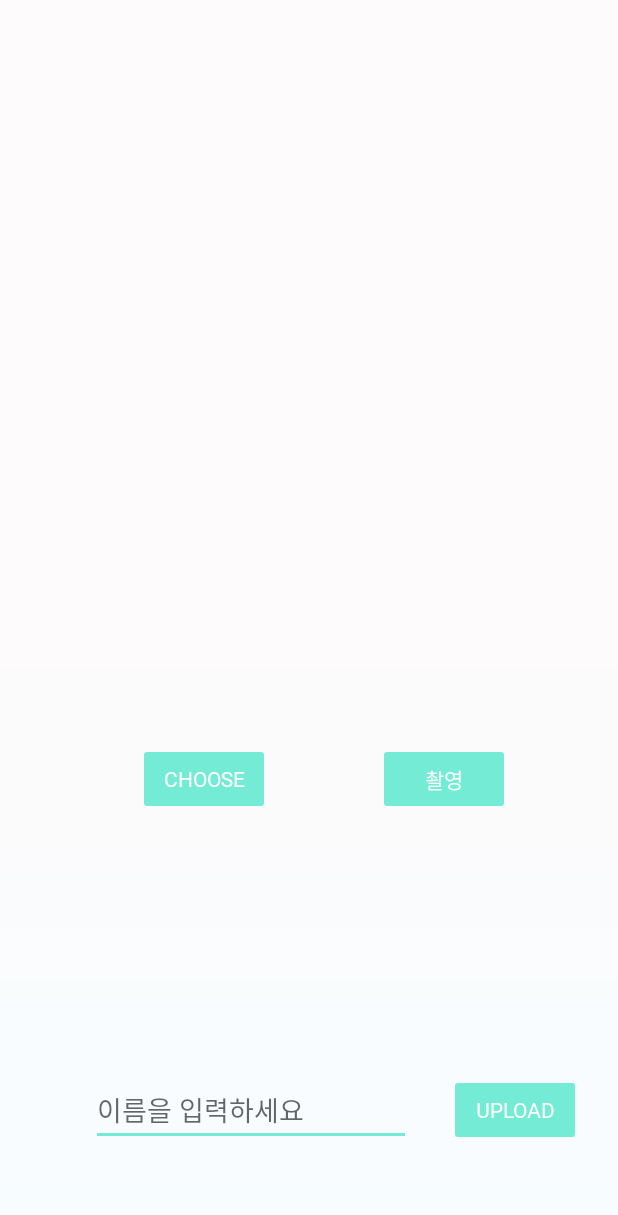
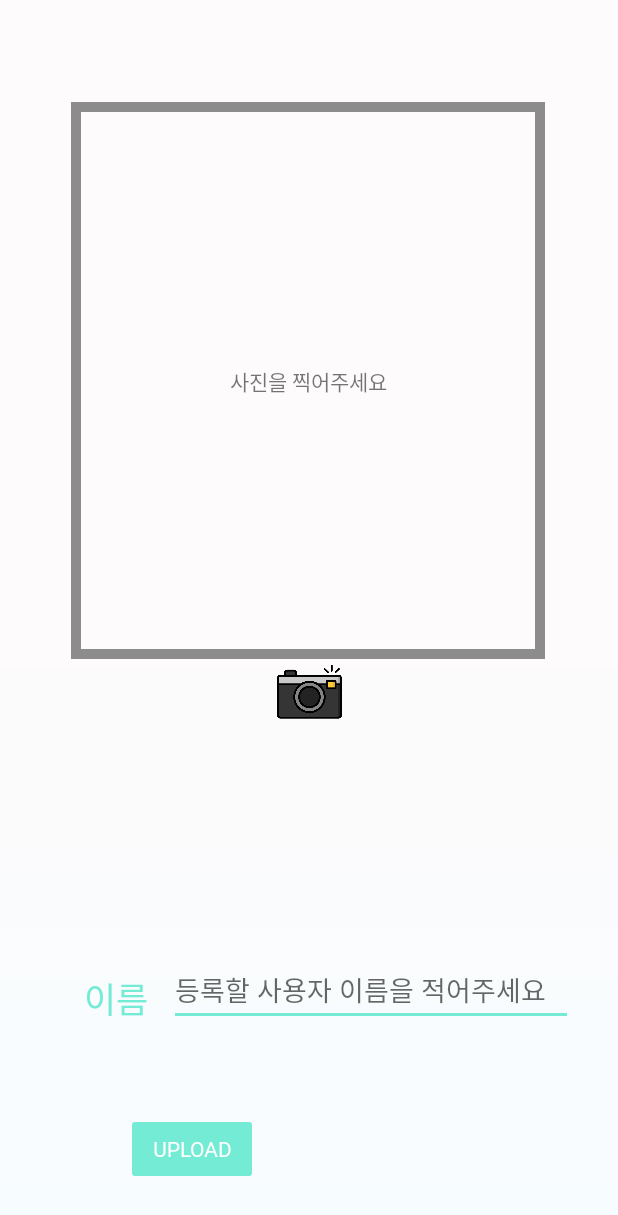
Before and after one commit to dudtjs1021ej/faceRecognition_doorlock, an Android app: the layout activity_face.xml on its own in the app's theme, with its tools: preview values and no code run, on a phone screen of 412 x 824 dp. Shown: the top 1215 px of the screen. Run offline under Robolectric (Android 15) with nearby library versions, the phone set to English and light mode, and no system bars.

Commit message:
activity_face 수정

```diff
--- a/app/src/main/AndroidManifest.xml
+++ b/app/src/main/AndroidManifest.xml
@@ -47,6 +47,7 @@
                 <category android:name="android.intent.category.LAUNCHER" />
             </intent-filter>-->
         </activity>
+        <activity android:name=".Face"/>
 
         <provider
             android:name="androidx.core.content.FileProvider"
--- a/app/src/main/java/com/example/facerecognitionlock/Face.java
+++ b/app/src/main/java/com/example/facerecognitionlock/Face.java
@@ -23,6 +23,7 @@ import android.util.Log;
 import android.view.View;
 import android.widget.Button;
 import android.widget.EditText;
+import android.widget.ImageButton;
 import android.widget.ImageView;
 import android.widget.Toast;
 
@@ -57,7 +58,7 @@ public class Face extends AppCompatActivity {
     final static int REQUEST_TAKE_PHOTO=10;
 
     ImageView iv=null;
-    Button btn_takepic=null;
+    ImageButton btn_takepic=null;
     Button btn_choose=null;
     Button btn_load=null;
     EditText editText;
@@ -93,7 +94,7 @@ public class Face extends AppCompatActivity {
         }
 
         //사진
-        btn_takepic = (Button) findViewById(R.id.take_picture);
+        btn_takepic = (ImageButton)findViewById(R.id.take_picture);
         iv = (ImageView) findViewById(R.id.image);
         editText=(EditText)findViewById(R.id.edit_name);
         btn_takepic.setOnClickListener(new View.OnClickListener() {
--- /dev/null
+++ b/app/src/main/res/drawable/frame.xml
@@ -0,0 +1,6 @@
+<?xml version="1.0" encoding="utf-8"?>
+<shape xmlns:android="http://schemas.android.com/apk/res/android" >
+    <stroke android:width="10px" android:color="#8c8c8c" />
+    <padding android:left="10px" android:top="10px"
+        android:right="10px" android:bottom="10px" />
+</shape>
--- a/app/src/main/res/layout/activity_face.xml
+++ b/app/src/main/res/layout/activity_face.xml
@@ -5,6 +5,7 @@
     android:layout_width="match_parent"
     android:layout_height="match_parent"
     android:background="@drawable/gradient_white"
+    android:visibility="visible"
     tools:context=".Face">
 
     <ImageView
@@ -12,76 +13,104 @@
         android:layout_width="316dp"
         android:layout_height="371dp"
         android:layout_marginTop="68dp"
+        android:background="@drawable/frame"
+        android:autofillHints="사진을 찍어주세요"
         app:layout_constraintEnd_toEndOf="parent"
         app:layout_constraintHorizontal_bias="0.494"
         app:layout_constraintStart_toStartOf="parent"
         app:layout_constraintTop_toTopOf="parent" />
 
-    <Button
-        android:id="@+id/take_picture"
+    <TextView
+        android:id="@+id/textView2"
         android:layout_width="wrap_content"
         android:layout_height="wrap_content"
-        android:layout_marginTop="56dp"
-        android:backgroundTint="#74ebd5"
+        android:text="사진을 찍어주세요"
+        android:visibility="visible"
+        app:layout_constraintBottom_toBottomOf="@+id/image"
+        app:layout_constraintEnd_toEndOf="@+id/image"
+        app:layout_constraintStart_toStartOf="@+id/image"
+        app:layout_constraintTop_toTopOf="@+id/image" />
+
+    <ImageButton
+        android:id="@+id/take_picture"
+        android:layout_width="43dp"
+        android:layout_height="43dp"
+        android:background="@drawable/camera"
         android:fontFamily="@font/dream6"
-        android:text="촬영"
         android:textColor="@color/white"
         app:layout_constraintEnd_toEndOf="parent"
-        app:layout_constraintHorizontal_bias="0.5"
-        app:layout_constraintStart_toEndOf="@+id/bt_choose"
-        app:layout_constraintTop_toBottomOf="@+id/image" />
-
-    <Button
-        android:id="@+id/bt_choose"
-        android:layout_width="wrap_content"
-        android:layout_height="wrap_content"
-        android:layout_marginStart="20dp"
-        android:layout_marginTop="56dp"
-        android:backgroundTint="#74ebd5"
-        android:fontFamily="@font/dream6"
-        android:text="Choose"
-        android:textColor="@color/white"
-        app:layout_constraintEnd_toStartOf="@+id/take_picture"
-        app:layout_constraintHorizontal_bias="0.72"
         app:layout_constraintStart_toStartOf="parent"
         app:layout_constraintTop_toBottomOf="@+id/image" />
 
     <androidx.constraintlayout.widget.ConstraintLayout
         android:layout_width="match_parent"
-        android:layout_height="match_parent">
+        android:layout_height="match_parent"
+        tools:layout_editor_absoluteX="-16dp"
+        tools:layout_editor_absoluteY="-148dp">
+
+
         <EditText
             android:id="@+id/edit_name"
-            android:layout_width="wrap_content"
-            android:layout_height="wrap_content"
-            android:layout_marginStart="36dp"
-            android:layout_marginBottom="60dp"
+            android:layout_width="269dp"
+            android:layout_height="44dp"
+            android:layout_marginBottom="140dp"
             android:backgroundTint="#74ebd5"
             android:ems="10"
             android:fontFamily="@font/dream6"
+            android:hint="등록할 사용자 이름을 적어주세요"
             android:inputType="textPersonName"
-            android:hint="이름을 입력하세요"
             android:textColor="#74ebd5"
             app:layout_constraintBottom_toBottomOf="parent"
-            app:layout_constraintEnd_toStartOf="@+id/bt_upload"
-            app:layout_constraintHorizontal_bias="0.5"
-            app:layout_constraintStart_toStartOf="parent"
-            app:layout_constraintVertical_bias="0.597" />
+            app:layout_constraintEnd_toEndOf="parent"
+            app:layout_constraintHorizontal_bias="0.788"
+            app:layout_constraintStart_toStartOf="parent" />
 
         <Button
             android:id="@+id/bt_upload"
             android:layout_width="wrap_content"
             android:layout_height="wrap_content"
-            android:layout_marginTop="52dp"
-            android:layout_marginBottom="60dp"
+            android:layout_marginStart="84dp"
+            android:layout_marginBottom="10dp"
             android:backgroundTint="#74ebd5"
             android:fontFamily="@font/dream6"
             android:text="Upload"
             android:textColor="@color/white"
             app:layout_constraintBottom_toBottomOf="parent"
+            app:layout_constraintStart_toStartOf="parent"
+            app:layout_constraintTop_toBottomOf="@+id/edit_name"
+            app:layout_constraintVertical_bias="0.707" />
+
+        <Button
+            android:id="@+id/bt_choose"
+            android:layout_width="wrap_content"
+            android:layout_height="wrap_content"
+            android:backgroundTint="#74ebd5"
+            android:fontFamily="@font/dream6"
+            android:text="Choose"
+            android:textColor="@color/white"
+            android:visibility="invisible"
+            app:layout_constraintBottom_toBottomOf="parent"
             app:layout_constraintEnd_toEndOf="parent"
-            app:layout_constraintHorizontal_bias="0.5"
-            app:layout_constraintStart_toEndOf="@+id/edit_name"
-            app:layout_constraintVertical_bias="0.0" />
+            app:layout_constraintHorizontal_bias="0.367"
+            app:layout_constraintStart_toEndOf="@+id/bt_upload"
+            app:layout_constraintTop_toBottomOf="@+id/edit_name"
+            app:layout_constraintVertical_bias="0.937" />
+
+        <TextView
+            android:id="@+id/textView4"
+            android:layout_width="55dp"
+            android:layout_height="36dp"
+            android:layout_marginBottom="140dp"
+            android:fontFamily="@font/dream6"
+            android:text="이름"
+            android:textAlignment="center"
+            android:textColor="#74ebd5"
+            android:textSize="23dp"
+            app:layout_constraintBottom_toBottomOf="parent"
+            app:layout_constraintEnd_toStartOf="@+id/edit_name"
+            app:layout_constraintHorizontal_bias="0.877"
+            app:layout_constraintStart_toStartOf="parent" />
+
     </androidx.constraintlayout.widget.ConstraintLayout>
 
 </androidx.constraintlayout.widget.ConstraintLayout>
--- a/app/src/main/res/layout/activity_mypage.xml
+++ b/app/src/main/res/layout/activity_mypage.xml
@@ -134,6 +134,6 @@
         app:layout_constraintHorizontal_bias="0.0"
         app:layout_constraintStart_toEndOf="@+id/iv"
         app:layout_constraintTop_toTopOf="parent"
-        app:srcCompat="@drawable/edit" />
+        />
 
 </androidx.constraintlayout.widget.ConstraintLayout>
```
Also changed, not shown: app/src/main/res/drawable/camera.png (added), app/src/main/res/mipmap-hdpi/camera.png (added), app/src/main/res/mipmap-mdpi/camera.png (added), app/src/main/res/mipmap-xhdpi/camera.png (added), app/src/main/res/mipmap-xxhdpi/camera.png (added), app/src/main/res/mipmap-xxxhdpi/camera.png (added).
